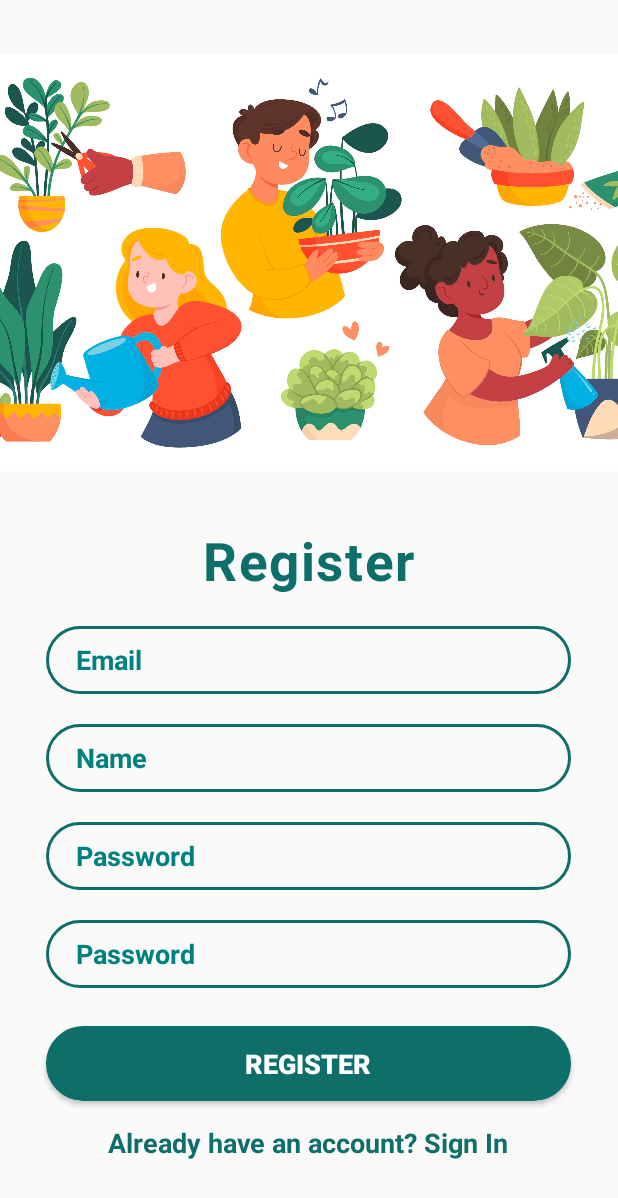
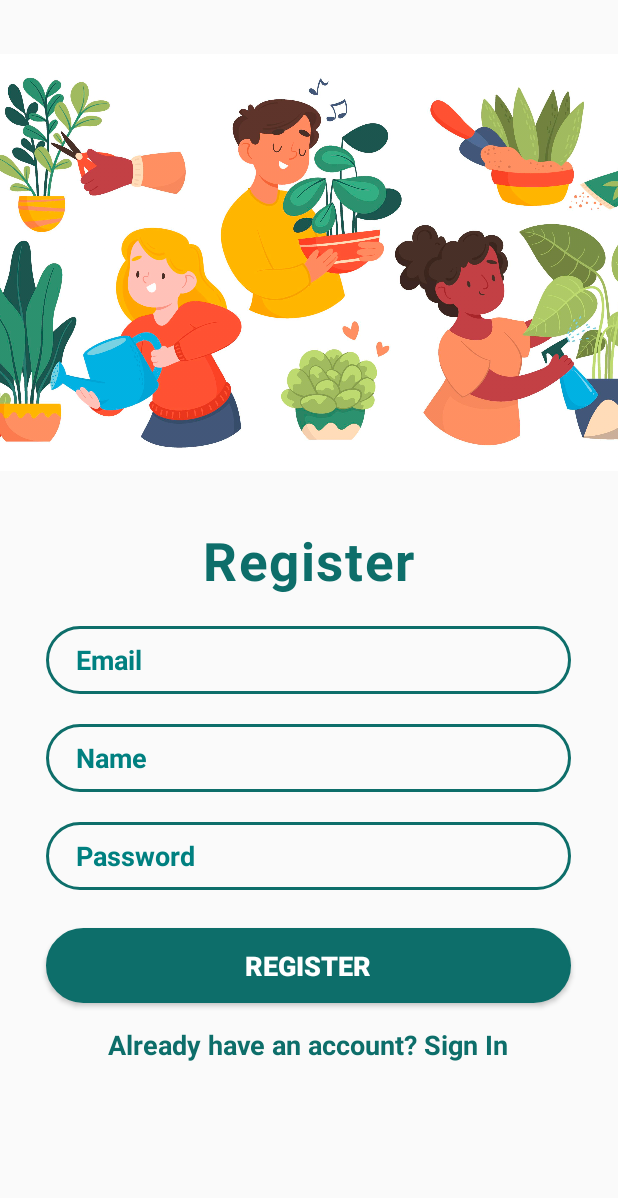
Before and after one commit to PSock7/Master-Project, an Android app built with Jetpack Compose: the RegistrationActivity screen opened directly, with no data from a screen before it, on a phone screen of 412 x 824 dp. Shown: the top 1198 px of the screen. Run offline under Robolectric (Android 15) with nearby library versions, the phone set to English and light mode, and no system bars; our stand-ins replace Firebase (no records; nobody signed in at launch, a user with empty details on screens opened directly); Roboto replaces fonts that are not available here.

Commit message:
add firebase configuration & login register config

```diff
--- a/Masterapp/app/src/main/res/layout/activity_registration.xml
+++ b/Masterapp/app/src/main/res/layout/activity_registration.xml
@@ -19,6 +19,7 @@
             android:src="@drawable/image_4" />
 
         <TextView
+            android:id="@+id/register_text"
             android:layout_width="wrap_content"
             android:layout_height="wrap_content"
             android:text="Register"
@@ -28,6 +29,7 @@
             android:letterSpacing="0.03"/>
 
         <EditText
+            android:id="@+id/editText_email_register"
             android:layout_width="350dp"
             android:layout_height="45dp"
             android:background="@drawable/forget"
@@ -37,13 +39,16 @@
             android:textStyle="bold"
             android:textSize="18dp"
             android:layout_marginTop="20dp"
+            android:layout_below="@+id/register_text"
             android:paddingLeft="20dp"/>
 
         <EditText
+            android:id="@+id/editText_name_register"
             android:layout_width="350dp"
             android:layout_height="45dp"
             android:background="@drawable/forget"
             android:hint="Name"
+            android:layout_below="@+id/email_edittext"
             android:textColorHint="@color/green"
             android:textColor="#0d6e6a"
             android:textStyle="bold"
@@ -52,6 +57,8 @@
             android:paddingLeft="20dp"/>
 
         <EditText
+            android:id="@+id/editText_password_register"
+            android:layout_below="@+id/email_edittext"
             android:layout_width="350dp"
             android:layout_height="45dp"
             android:background="@drawable/forget"
@@ -63,21 +70,9 @@
             android:textSize="18dp"
             android:layout_marginTop="20dp"
             android:paddingLeft="20dp"/>
-
-        <EditText
-            android:layout_width="350dp"
-            android:layout_height="45dp"
-            android:background="@drawable/forget"
-            android:inputType="textPassword"
-            android:hint="Password"
-            android:textColorHint="@color/green"
-            android:textColor="#0d6e6a"
-            android:textStyle="bold"
-            android:textSize="18dp"
-            android:layout_marginTop="20dp"
-            android:paddingLeft="20dp"/>
-
         <Button
+            android:id="@+id/button_register"
+            android:layout_below="@+id/password_edittext"
             android:layout_width="350dp"
             android:layout_height="50dp"
             android:background="@drawable/button"
@@ -88,11 +83,12 @@
             android:layout_marginTop="25dp"/>
 
         <TextView
+            android:id="@+id/textView_login_now"
             android:layout_width="wrap_content"
             android:layout_height="wrap_content"
             android:text="Already have an account? Sign In"
             android:textColor="#0d6e6a"
-            android:onClick="LoginDirection"
+
             android:textStyle="bold"
             android:textSize="18dp"
             android:layout_marginTop="15dp"/>
--- a/Masterapp/build.gradle
+++ b/Masterapp/build.gradle
@@ -1,6 +1,9 @@
 // Top-level build file where you can add configuration options common to all sub-projects/modules.
+
 plugins {
     id 'com.android.application' version '8.0.2' apply false
     id 'com.android.library' version '8.0.2' apply false
     id 'org.jetbrains.kotlin.android' version '1.7.20' apply false
+    id 'com.google.gms.google-services' version '4.3.15' apply false
+
 }
```
Also changed, not shown: Masterapp/app/build.gradle (+16 -0 lines), Masterapp/app/src/main/AndroidManifest.xml (+9 -13 lines), Masterapp/app/src/main/java/com/project/masterapp/LoginActivity.kt (+58 -5 lines), Masterapp/app/src/main/java/com/project/masterapp/RegistrationActivity.kt (+80 -3 lines), Masterapp/app/src/main/res/layout/activity_login.xml (+5 -2 lines), 1 other file.
